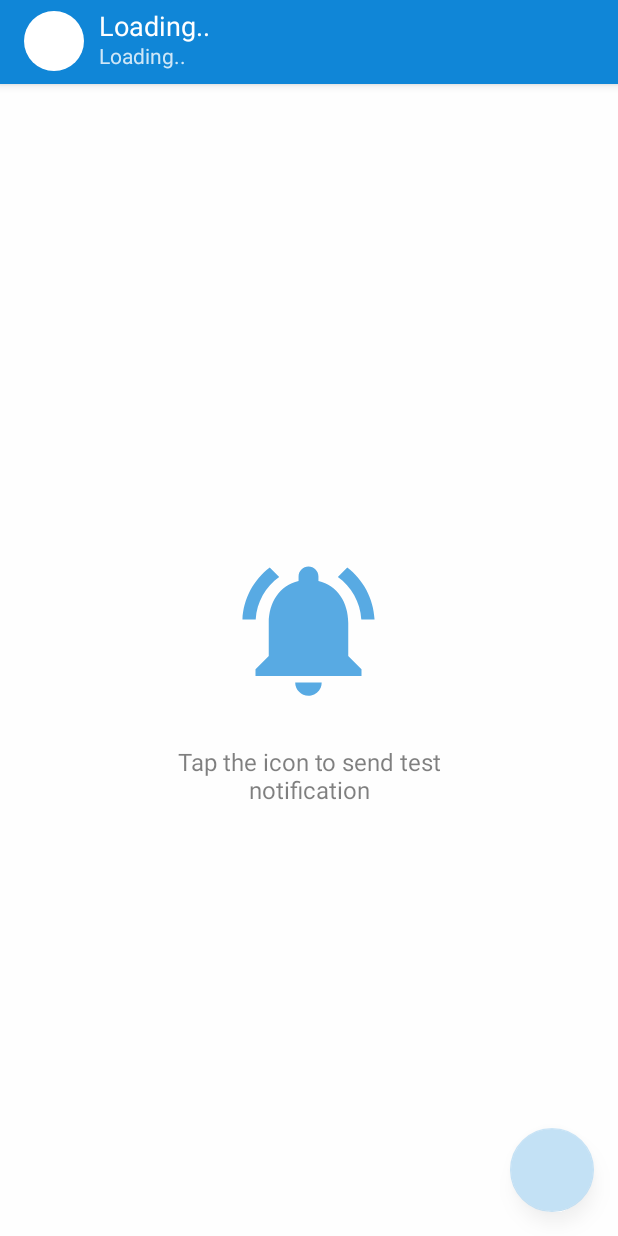
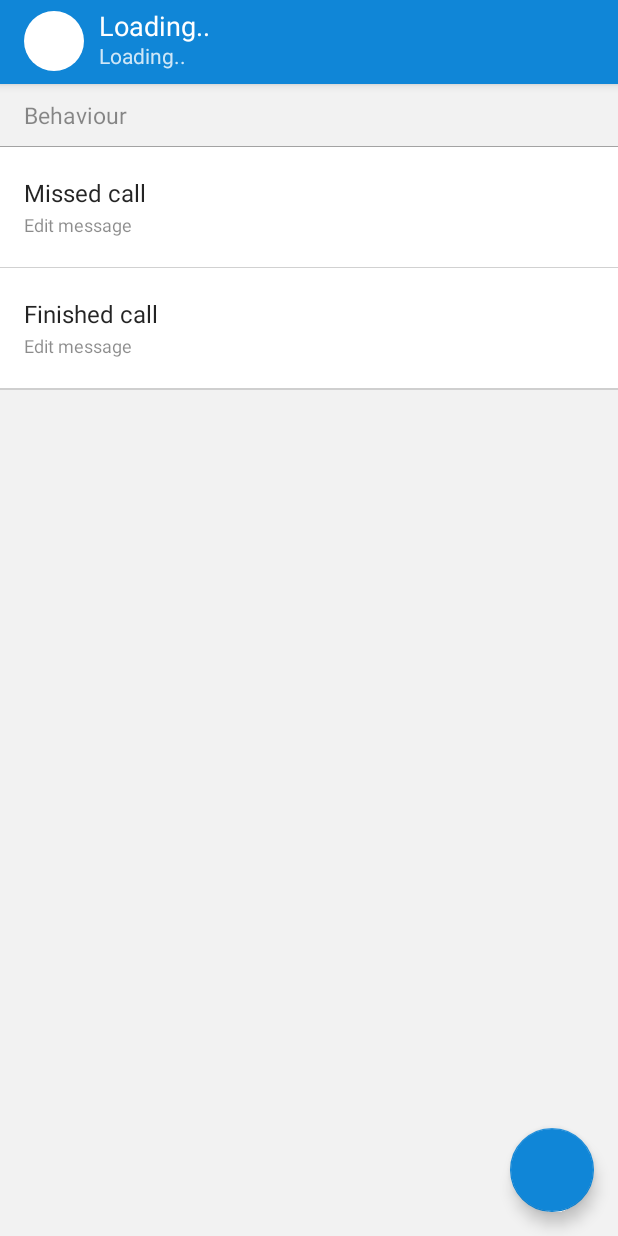
Before and after one commit to alxrm/Disturb, an Android app: the fragment NotifyFragment placed in its activity, on a phone screen of 412 x 824 dp. Run offline under Robolectric (Android 15) with nearby library versions, the phone set to English and light mode, and no system bars; our stand-ins replace ButterKnife, RxJava; libraries missing offline, so code that uses them is left out: com.mikhaellopez.circularimageview, io.paperdb, java8.util; plain views replace CircularImageView; pictures from the network do not load; 7 statements that could not run were skipped.

Commit message:
Added mocks for notification settings

```diff
--- a/app/src/main/java/rm/com/disturb/ui/BaseFragment.java
+++ b/app/src/main/java/rm/com/disturb/ui/BaseFragment.java
@@ -25,7 +25,7 @@ import rm.com.disturb.utils.Preconditions;
  */
 
 public class BaseFragment extends Fragment {
-  private static final String PATH_TOOLBAR_TYPEFACE = "Roboto-Medium.ttf";
+  static final String PATH_MEDIUM_TYPEFACE = "Roboto-Medium.ttf";
 
   @BindView(R.id.toolbar) @Nullable Toolbar toolbar;
   @BindView(R.id.toolbar_title) @Nullable TextView title;
@@ -86,7 +86,7 @@ public class BaseFragment extends Fragment {
 
     parent().setSupportActionBar(toolbar);
 
-    typefaceResource.load(parent(), PATH_TOOLBAR_TYPEFACE)
+    typefaceResource.load(parent(), PATH_MEDIUM_TYPEFACE)
         .map(typeFace -> typeFace.orElse(Typeface.DEFAULT))
         .subscribe(typeface -> title.setTypeface(typeface));
   }
--- a/app/src/main/java/rm/com/disturb/ui/NotifyFragment.java
+++ b/app/src/main/java/rm/com/disturb/ui/NotifyFragment.java
@@ -50,6 +50,7 @@ public final class NotifyFragment extends BaseFragment
 
   @BindView(R.id.notify_test_send) ImageView testCall;
   @BindView(R.id.notify_description_text) TextView description;
+  @BindView(R.id.settings_header_behaviour) TextView settingsHeader;
 
   @Inject @Notify TelegramCommand<Optional<String>> notify;
   @Inject @ChatId StringPreference chatIdPreference;
@@ -80,6 +81,8 @@ public final class NotifyFragment extends BaseFragment
     if (!areAllPermissionsGranted()) {
       requestAllPermissions();
     }
+
+    setupSettingsHeaders();
   }
 
   @Override public void onRequestPermissionsResult(int requestCode, @NonNull String[] permissions,
@@ -149,6 +152,13 @@ public final class NotifyFragment extends BaseFragment
         .into(avatar);
   }
 
+  private void setupSettingsHeaders() {
+    typefaceResource.load(parent(), PATH_MEDIUM_TYPEFACE)
+        .filter(Optional::isPresent)
+        .map(Optional::get)
+        .subscribe(font -> settingsHeader.setTypeface(font));
+  }
+
   private boolean areAnyPermissionsGranted() {
     return Permissions.isReadPhoneStatePermissionGranted(getActivity())
         || Permissions.isReceiveSmsPermissionGranted(getActivity());
--- a/app/src/main/res/layout/fragment_notify.xml
+++ b/app/src/main/res/layout/fragment_notify.xml
@@ -30,6 +30,7 @@
         android:background="#BFFFFFFF"
         android:gravity="center"
         android:orientation="vertical"
+        android:visibility="gone"
         >
 
       <ImageView
--- a/app/src/main/res/layout/layout_settings.xml
+++ b/app/src/main/res/layout/layout_settings.xml
@@ -1,9 +1,119 @@
 <?xml version="1.0" encoding="utf-8"?>
-<RelativeLayout xmlns:android="http://schemas.android.com/apk/res/android"
+<RelativeLayout
+    xmlns:android="http://schemas.android.com/apk/res/android"
     android:layout_width="match_parent"
     android:layout_height="match_parent"
-    android:orientation="vertical"
+    android:background="#f2f2f2"
     >
+
+  <ScrollView
+      android:layout_width="match_parent"
+      android:layout_height="match_parent"
+      >
+
+    <LinearLayout
+        android:layout_width="match_parent"
+        android:layout_height="wrap_content"
+        android:background="@android:color/white"
+        android:orientation="vertical"
+        >
+
+      <TextView
+          android:id="@+id/settings_header_behaviour"
+          android:layout_width="match_parent"
+          android:layout_height="wrap_content"
+          android:background="@color/color_settings_header"
+          android:paddingBottom="10dp"
+          android:paddingLeft="16dp"
+          android:paddingRight="16dp"
+          android:paddingTop="10dp"
+          android:text="Behaviour"
+          android:textColor="@color/color_text_secondary_dark"
+          android:textSize="15sp"
+          />
+
+      <View
+          android:layout_width="match_parent"
+          android:layout_height="0.5dp"
+          android:background="@color/color_separator_dark"
+          />
+
+      <LinearLayout
+          android:layout_width="match_parent"
+          android:layout_height="80dp"
+          android:background="?attr/selectableItemBackground"
+          android:clickable="true"
+          android:gravity="center_vertical"
+          android:orientation="vertical"
+          android:paddingLeft="16dp"
+          android:paddingRight="16dp"
+          >
+
+        <TextView
+            android:layout_width="wrap_content"
+            android:layout_height="wrap_content"
+            android:text="Missed call"
+            android:textColor="@color/color_text_primary_dark"
+            android:textSize="16sp"
+            />
+
+        <TextView
+            android:layout_width="wrap_content"
+            android:layout_height="wrap_content"
+            android:layout_marginTop="2dp"
+            android:text="Edit message"
+            android:textColor="@color/color_text_secondary_dark"
+            android:textSize="12sp"
+            />
+
+      </LinearLayout>
+
+      <View
+          android:layout_width="match_parent"
+          android:layout_height="0.2dp"
+          android:layout_gravity="bottom"
+          android:alpha="0.5"
+          android:background="@color/color_separator_dark"
+          />
+
+      <LinearLayout
+          android:layout_width="match_parent"
+          android:layout_height="80dp"
+          android:background="?attr/selectableItemBackground"
+          android:clickable="true"
+          android:gravity="center_vertical"
+          android:orientation="vertical"
+          android:paddingLeft="16dp"
+          android:paddingRight="16dp"
+          >
+
+        <TextView
+            android:layout_width="wrap_content"
+            android:layout_height="wrap_content"
+            android:text="Finished call"
+            android:textColor="@color/color_text_primary_dark"
+            android:textSize="16sp"
+            />
+
+        <TextView
+            android:layout_width="wrap_content"
+            android:layout_height="wrap_content"
+            android:layout_marginTop="2dp"
+            android:text="Edit message"
+            android:textColor="@color/color_text_secondary_dark"
+            android:textSize="12sp"
+            />
+
+      </LinearLayout>
+
+      <View
+          android:layout_width="match_parent"
+          android:layout_height="1dp"
+          android:background="@color/color_disabled"
+          />
+
+    </LinearLayout>
+  </ScrollView>
 
   <android.support.design.widget.FloatingActionButton
       android:layout_width="wrap_content"
--- a/app/src/main/res/values/colors.xml
+++ b/app/src/main/res/values/colors.xml
@@ -7,6 +7,13 @@
 
   <color name="color_text_primary">#FFFFFFFF</color>
   <color name="color_text_secondary">#CCFFFFFF</color>
+
+
+  <color name="color_text_primary_dark">#DB000000</color>
+  <color name="color_text_secondary_dark">#73000000</color>
+  <color name="color_separator_dark">#5C000000</color>
+  <color name="color_settings_header">#F2F2F2</color>
+  <color name="color_disabled">#4D616161</color>
 
   <!-- Opaque values: http://stackoverflow.com/a/25170174/2270722
  100% — FF
```
